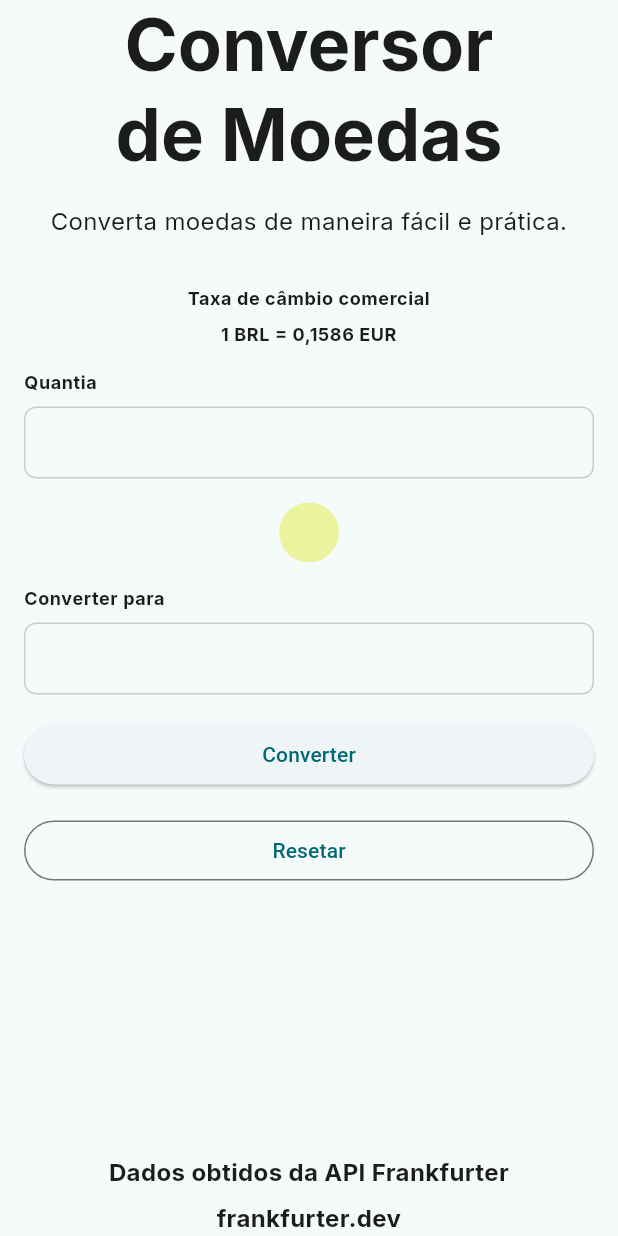
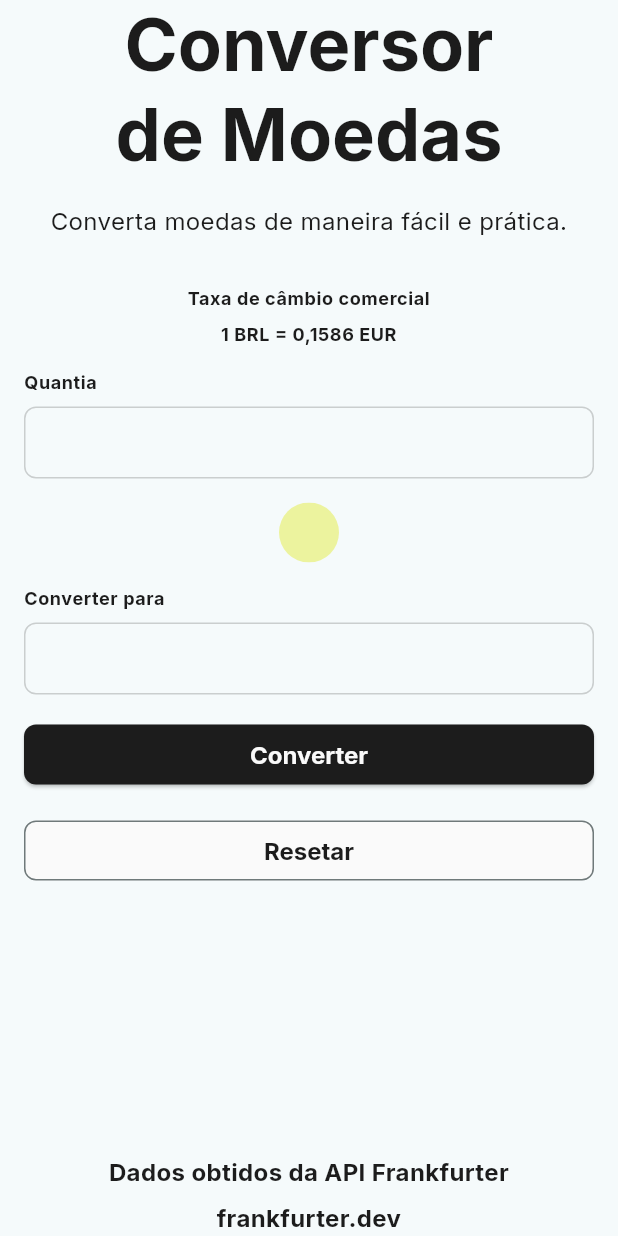
Before and after one commit to AlissonSilva07/conversor-moedas-flutter, a Flutter app: the screen it shows after launch, on a phone screen of 412 x 824 dp. Run offline on Flutter 3.47's test engine with Material 3 defaults, Android fonts, the phone set to English and light mode, and no system bars; our stand-ins replace google_fonts; missing offline and left inert: ionicons_named.

Commit message:
style: style button colors

```diff
--- a/lib/theme/theme.dart
+++ b/lib/theme/theme.dart
@@ -54,6 +54,46 @@ final lightThemeData = ThemeData(
         color: primaryLight.withValues(
           alpha: 0.40,
         ), // Desired color for enabled state
+      ),
+    ),
+  ),
+  elevatedButtonTheme: ElevatedButtonThemeData(
+    style: ElevatedButton.styleFrom(
+      backgroundColor: primaryLight, // Background color of the button
+      foregroundColor: primaryDark, // Text and icon color
+      padding: const EdgeInsets.symmetric(
+        horizontal: 16,
+        vertical: 8,
+      ), // Padding around the child
+      shape: RoundedRectangleBorder(
+        // Shape of the button
+        borderRadius: BorderRadius.circular(8),
+      ),
+      textStyle: TextStyle(
+        fontFamily:
+            GoogleFonts.inter().fontFamily, // Style for the button's text
+        fontSize: 16,
+        fontWeight: FontWeight.bold,
+      ),
+    ),
+  ),
+  outlinedButtonTheme: OutlinedButtonThemeData(
+    style: ElevatedButton.styleFrom(
+      backgroundColor: primaryDark, // Background color of the button
+      foregroundColor: primaryLight, // Text and icon color
+      padding: const EdgeInsets.symmetric(
+        horizontal: 16,
+        vertical: 8,
+      ), // Padding around the child
+      shape: RoundedRectangleBorder(
+        // Shape of the button
+        borderRadius: BorderRadius.circular(8),
+      ),
+      textStyle: TextStyle(
+        fontFamily:
+            GoogleFonts.inter().fontFamily, // Style for the button's text
+        fontSize: 16,
+        fontWeight: FontWeight.bold,
       ),
     ),
   ),
```
Also changed, not shown: 25 other files.
